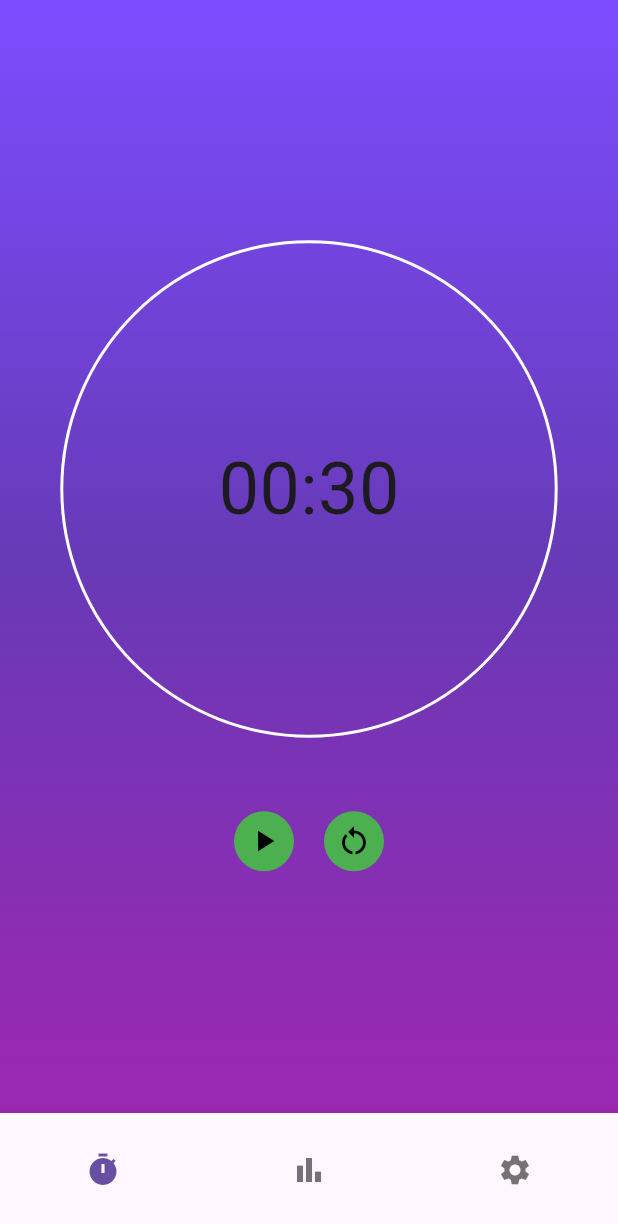
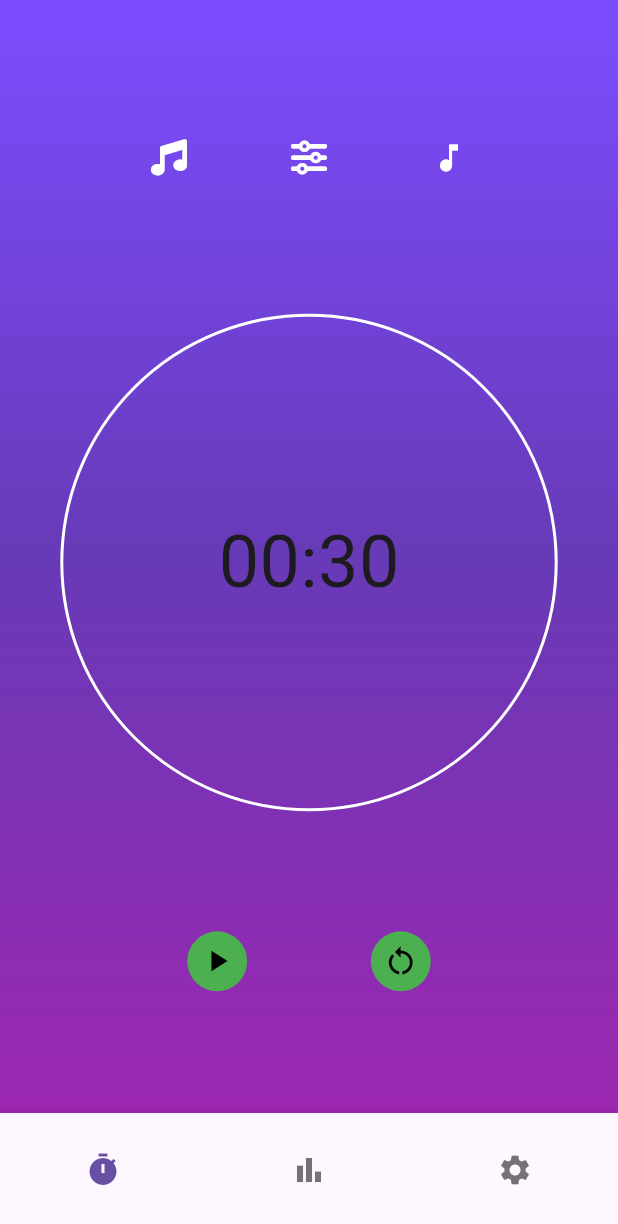
Before and after one commit to khaledgomah/silent_space, a Flutter app: the screen it shows after launch, on a phone screen of 412 x 824 dp. Shown: the top 1224 px of the screen. Run offline on Flutter 3.47's test engine with Material 3 defaults, Android fonts, the phone set to English and light mode, and no system bars; drawn by our look-alikes of circular_countdown_timer; our stand-ins replace flutter_bloc, font_awesome_flutter.

Commit message:
refactor timer feature and add new TimerScreen widget with UI enhancements

```diff
--- /dev/null
+++ b/lib/core/helper/helper_functions.dart
@@ -0,0 +1,6 @@
+import 'package:flutter/material.dart';
+
+extension MediaQuerySize on BuildContext {
+  double screenHeight() => MediaQuery.of(this).size.height;
+  double screenWidth() => MediaQuery.of(this).size.width;
+}
--- a/lib/features/time/presentation/views/home_view.dart
+++ b/lib/features/time/presentation/views/home_view.dart
@@ -1,6 +1,5 @@
-import 'package:circular_countdown_timer/circular_countdown_timer.dart';
 import 'package:flutter/material.dart';
-import 'package:silent_space/features/time/presentation/views/widgets/timer_section.dart';
+import 'package:silent_space/features/time/presentation/views/widgets/timer_screen.dart';
 
 class HomeView extends StatefulWidget {
   const HomeView({super.key});
@@ -9,12 +8,6 @@ class HomeView extends StatefulWidget {
   State<HomeView> createState() => _HomeViewState();
 }
 
-final List<Color> blackShades = [
-  const Color(0xFFA9A9A9), // Gray
-  const Color(0xFFD3D3D3), // Light Gray
-  const Color(0xFFE6E6E6), // Silver
-  const Color(0xFFFFFFFF), // White (for contrast or end of gradient)
-];
 
 class _HomeViewState extends State<HomeView> {
   int currentIndex = 0;
@@ -88,19 +81,3 @@ List<Widget> _screens = [
   const Placeholder(),
   const Placeholder()
 ];
-
-class TimerScreen extends StatelessWidget {
-  TimerScreen({super.key});
-  final maxTime = 30;
-  final CountDownController _countDownController = CountDownController();
-  @override
-  Widget build(BuildContext context) {
-    return TimerSection(
-        countDownController: _countDownController, maxTime: maxTime);
-  }
-}
-
-extension MediaQuerySize on BuildContext {
-  double screenHeight() => MediaQuery.of(this).size.height;
-  double screenWidth() => MediaQuery.of(this).size.width;
-}
--- a/lib/features/time/presentation/views/widgets/custom_count_down_timer.dart
+++ b/lib/features/time/presentation/views/widgets/custom_count_down_timer.dart
@@ -1,5 +1,6 @@
 import 'package:circular_countdown_timer/circular_countdown_timer.dart';
 import 'package:flutter/material.dart';
+import 'package:silent_space/core/helper/helper_functions.dart';
 import 'package:silent_space/core/utils/constans.dart';
 import 'package:silent_space/features/time/presentation/views/home_view.dart';
 
--- /dev/null
+++ b/lib/features/time/presentation/views/widgets/timer_screen.dart
@@ -0,0 +1,67 @@
+import 'package:circular_countdown_timer/circular_countdown_timer.dart';
+import 'package:flutter/material.dart';
+import 'package:silent_space/core/helper/helper_functions.dart';
+import 'package:silent_space/features/time/presentation/views/widgets/custom_count_down_timer.dart';
+import 'package:silent_space/features/time/presentation/views/widgets/restart_icon_button.dart';
+import 'package:silent_space/features/time/presentation/views/widgets/start_and_puase_widget.dart';
+import 'package:font_awesome_flutter/font_awesome_flutter.dart';
+
+class TimerScreen extends StatelessWidget {
+  TimerScreen({super.key});
+  final maxTime = 30;
+  final CountDownController _countDownController = CountDownController();
+  @override
+  Widget build(BuildContext context) {
+    return Column(
+      children: [
+        const Spacer(),
+        Row(
+          mainAxisSize: MainAxisSize.max,
+          mainAxisAlignment: MainAxisAlignment.spaceAround,
+          children: [
+            SizedBox(width: context.screenWidth() * 0.05),
+            IconButton(
+                onPressed: () {},
+                icon: const Icon(
+                  FontAwesomeIcons.music,
+                  color: Colors.white,
+                )),
+            IconButton(
+                onPressed: () {},
+                icon: const Icon(
+                  FontAwesomeIcons.sliders,
+                  color: Colors.white,
+                )),
+            IconButton(
+                onPressed: () {},
+                icon: const Icon(
+                  Icons.music_note,
+                  color: Colors.white,
+                )),
+            SizedBox(width: context.screenWidth() * 0.05),
+          ],
+        ),
+        const Spacer(),
+        CustomCountDownTimer(
+            countDownController: _countDownController, maxTime: maxTime),
+        const Spacer(),
+        Row(
+          mainAxisAlignment: MainAxisAlignment.center,
+          children: [
+            StartAndPuaseWidget(
+              countDownController: _countDownController,
+            ),
+            SizedBox(
+              width: context.screenWidth() * 0.2,
+            ),
+            RestartIconButton(
+              countDownController: _countDownController,
+              maxTime: maxTime,
+            )
+          ],
+        ),
+        const Spacer(),
+      ],
+    );
+  }
+}
--- a/pubspec.yaml
+++ b/pubspec.yaml
@@ -35,6 +35,7 @@ dependencies:
   flutter:
     sdk: flutter
   flutter_bloc: ^8.1.6
+  font_awesome_flutter: ^10.8.0
   get_it: ^7.2.0
 
 dev_dependencies:
```
Also changed, not shown: pubspec.lock.
